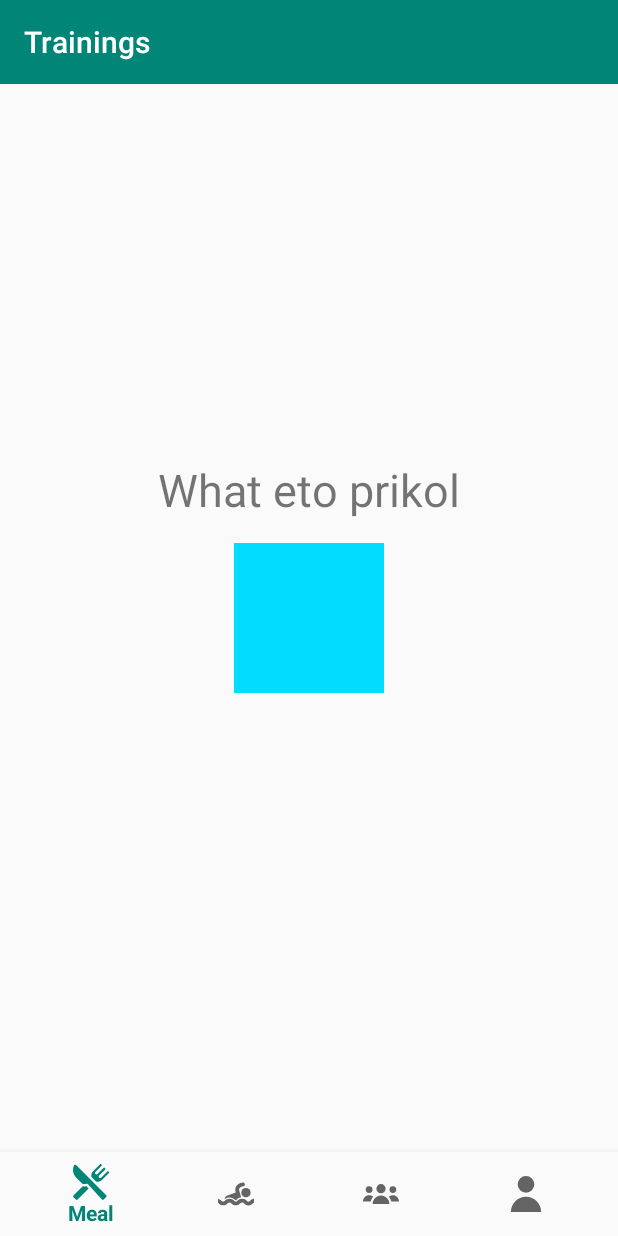
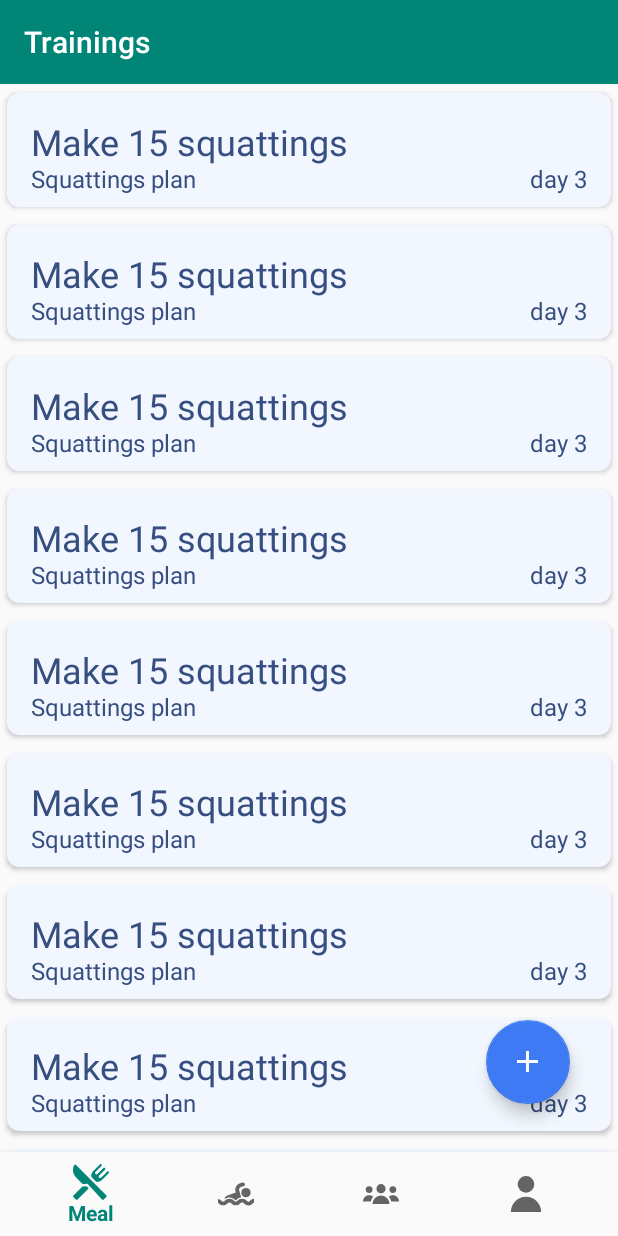
Before and after one commit to eltehass/PumpYourself, an Android app: the fragment TrainingsController placed in its activity, on a phone screen of 412 x 824 dp. Run offline under Robolectric (Android 15) with nearby library versions, the phone set to English and light mode, and no system bars; our stand-ins replace data binding; libraries missing offline, so code that uses them is left out: com.jakewharton.retrofit2; 1 statement that could not run was skipped.

Commit message:
updated BaseController, implemented retrofit and kotlin coroutines; added asyncSafe function to make asynchronous work and continue with result in ui thread; now all work is acting in method initController and async work in asyncSafe scope; updated TrainingController screen

```diff
--- a/app/src/main/AndroidManifest.xml
+++ b/app/src/main/AndroidManifest.xml
@@ -1,6 +1,8 @@
 <?xml version="1.0" encoding="utf-8"?>
 <manifest xmlns:android="http://schemas.android.com/apk/res/android"
           package="leo.com.pumpyourself">
+
+    <uses-permission android:name="android.permission.INTERNET" />
 
     <application
             android:allowBackup="true"
--- a/app/src/main/java/leo/com/pumpyourself/controllers/base/BaseController.kt
+++ b/app/src/main/java/leo/com/pumpyourself/controllers/base/BaseController.kt
@@ -7,12 +7,21 @@ import android.support.v4.app.Fragment
 import android.view.LayoutInflater
 import android.view.View
 import android.view.ViewGroup
+import kotlinx.coroutines.CoroutineScope
+import kotlinx.coroutines.Dispatchers
+import kotlinx.coroutines.Job
 import leo.com.pumpyourself.MainActivity
+import leo.com.pumpyourself.network.AndroidCoroutineContextElement
+import leo.com.pumpyourself.network.doCoroutineWork
 
 abstract class BaseController<LayoutClassBinding : ViewDataBinding> : Fragment() {
 
   lateinit var mainActivity: MainActivity
   abstract var binding: LayoutClassBinding
+
+  private var coroutineJob = Job()
+  private val coroutineScope = CoroutineScope(Dispatchers.Main + coroutineJob)
+  private var isActive = true
 
   companion object {
     const val TAB_MEAL = "tab_meal"
@@ -32,10 +41,25 @@ abstract class BaseController<LayoutClassBinding : ViewDataBinding> : Fragment()
     mainActivity.updateToolbarTitle(getTitle())
   }
 
+  override fun onViewCreated(view: View, savedInstanceState: Bundle?) {
+    super.onViewCreated(view, savedInstanceState)
+    initController()
+  }
+
   fun show(stackTab: String, fragment: Fragment) {
     mainActivity.pushFragments(stackTab, fragment, true)
   }
 
+  override fun onDestroy() {
+    coroutineJob.cancel()
+    super.onDestroy()
+  }
+
+  fun <P> asyncSafe(doOnAsyncBlock: suspend CoroutineScope.() -> P) {
+    doCoroutineWork(doOnAsyncBlock, coroutineScope, AndroidCoroutineContextElement)
+  }
+
+  open fun initController() {}
 
   abstract fun getLayoutId(): Int
 
--- a/app/src/main/java/leo/com/pumpyourself/controllers/meal/MealController.kt
+++ b/app/src/main/java/leo/com/pumpyourself/controllers/meal/MealController.kt
@@ -1,32 +1,23 @@
 package leo.com.pumpyourself.controllers.meal
 
-import android.os.Bundle
-import android.support.v7.widget.LinearLayoutManager
-import android.view.View
 import leo.com.pumpyourself.R
 import leo.com.pumpyourself.controllers.base.BaseController
-import leo.com.pumpyourself.controllers.base.recycler.LazyAdapter
-import leo.com.pumpyourself.controllers.base.recycler.initWithLinLay
-import leo.com.pumpyourself.databinding.ItemExampleBinding
 import leo.com.pumpyourself.databinding.LayoutMealBinding
+import leo.com.pumpyourself.network.PumpYourSelfService
 
 class MealController : BaseController<LayoutMealBinding>() {
 
   override lateinit var binding: LayoutMealBinding
 
-  override fun onViewCreated(view: View, savedInstanceState: Bundle?) {
-    super.onViewCreated(view, savedInstanceState)
-    view.setOnClickListener { show(TAB_MEAL, MealDeep1Controller()) }
+  override fun initController() {
 
-    binding.textView.text = "Hellout world"
+    binding.root.setOnClickListener { show(TAB_MEAL, MealDeep1Controller()) }
 
-    val dataList = listOf(
-      DataText("title1","content1"),
-      DataText("title2","content2"),
-      DataText("title3","content3"),
-      DataText("title4","content4"))
+    asyncSafe {
+      val meals = PumpYourSelfService.service.getAllFood(1, "2019-05-07", "2019-05-22").await()
+      binding.textView.text = meals[0].dishName
+    }
 
-    binding.rvContainer.initWithLinLay(LinearLayoutManager.VERTICAL, CustomAdapter(), dataList)
   }
 
   override fun getLayoutId(): Int = R.layout.layout_meal
@@ -34,16 +25,3 @@ class MealController : BaseController<LayoutMealBinding>() {
   override fun getTitle(): String = "Meal"
 
 }
-
-data class DataText(val title: String, val content: String)
-
-class CustomAdapter : LazyAdapter<DataText, ItemExampleBinding>() {
-
-  override fun bindData(data: DataText, binding: ItemExampleBinding) {
-    binding.tvTitle.text = data.title
-    binding.tvContent.text = data.content
-  }
-
-  override fun getLayoutId(): Int = R.layout.item_example
-
-}
--- a/app/src/main/java/leo/com/pumpyourself/controllers/meal/MealDeep1Controller.kt
+++ b/app/src/main/java/leo/com/pumpyourself/controllers/meal/MealDeep1Controller.kt
@@ -1,7 +1,5 @@
 package leo.com.pumpyourself.controllers.meal
 
-import android.os.Bundle
-import android.view.View
 import leo.com.pumpyourself.R
 import leo.com.pumpyourself.controllers.base.BaseController
 import leo.com.pumpyourself.databinding.LayoutMealDeep1Binding
@@ -10,9 +8,8 @@ class MealDeep1Controller : BaseController<LayoutMealDeep1Binding>() {
 
   override lateinit var binding: LayoutMealDeep1Binding
 
-  override fun onViewCreated(view: View, savedInstanceState: Bundle?) {
-    super.onViewCreated(view, savedInstanceState)
-    view.setOnClickListener { show(TAB_MEAL, MealDeep2Controller()) }
+  override fun initController() {
+    binding.root.setOnClickListener { show(TAB_MEAL, MealDeep2Controller()) }
   }
 
   override fun getLayoutId(): Int = R.layout.layout_meal_deep1
--- a/app/src/main/java/leo/com/pumpyourself/controllers/trainings/TrainingsController.kt
+++ b/app/src/main/java/leo/com/pumpyourself/controllers/trainings/TrainingsController.kt
@@ -1,22 +1,37 @@
 package leo.com.pumpyourself.controllers.trainings
 
-import android.os.Bundle
-import android.view.View
+import android.widget.LinearLayout
 import leo.com.pumpyourself.R
 import leo.com.pumpyourself.controllers.base.BaseController
+import leo.com.pumpyourself.controllers.base.recycler.initWithLinLay
 import leo.com.pumpyourself.databinding.LayoutTrainingsBinding
 
-class  TrainingsController : BaseController<LayoutTrainingsBinding>() {
+class TrainingsController : BaseController<LayoutTrainingsBinding>() {
 
   override lateinit var binding: LayoutTrainingsBinding
 
-  override fun onViewCreated(view: View, savedInstanceState: Bundle?) {
-    super.onViewCreated(view, savedInstanceState)
-    view.setOnClickListener { show(TAB_TRAININGS, TrainingsDeep1Controller()) }
+  override fun initController() {
+    val dataList = listOf (
+        Training("Make 15 squattings", "Squattings plan", "day 3"),
+        Training("Make 15 squattings", "Squattings plan", "day 3"),
+        Training("Make 15 squattings", "Squattings plan", "day 3"),
+        Training("Make 15 squattings", "Squattings plan", "day 3"),
+        Training("Make 15 squattings", "Squattings plan", "day 3"),
+        Training("Make 15 squattings", "Squattings plan", "day 3"),
+        Training("Make 15 squattings", "Squattings plan", "day 3"),
+        Training("Make 15 squattings", "Squattings plan", "day 3"),
+        Training("Make 15 squattings", "Squattings plan", "day 3"),
+        Training("Make 15 squattings", "Squattings plan", "day 3"),
+        Training("Make 15 squattings", "Squattings plan", "day 3"),
+        Training("Make 15 squattings", "Squattings plan", "day 3"),
+        Training("Make 15 squattings", "Squattings plan", "day 3"),
+        Training("Make 15 squattings", "Squattings plan", "day 3")
+    )
+
+    binding.rvContainer.initWithLinLay(LinearLayout.VERTICAL, TrainingsAdapter(), dataList)
   }
 
   override fun getLayoutId(): Int = R.layout.layout_trainings
 
   override fun getTitle(): String = "Trainings"
-
 }
--- /dev/null
+++ b/app/src/main/java/leo/com/pumpyourself/controllers/trainings/adapters.kt
@@ -0,0 +1,17 @@
+package leo.com.pumpyourself.controllers.trainings
+
+import leo.com.pumpyourself.R
+import leo.com.pumpyourself.controllers.base.recycler.LazyAdapter
+import leo.com.pumpyourself.databinding.TrainingItemBinding
+
+class TrainingsAdapter : LazyAdapter<Training, TrainingItemBinding>() {
+
+  override fun bindData(data: Training, binding: TrainingItemBinding) {
+    binding.tvTitle.text = data.title
+    binding.tvDescription.text = data.description
+    binding.tvDay.text = data.day
+  }
+
+  override fun getLayoutId(): Int = R.layout.training_item
+
+}
--- /dev/null
+++ b/app/src/main/java/leo/com/pumpyourself/controllers/trainings/models.kt
@@ -0,0 +1,7 @@
+package leo.com.pumpyourself.controllers.trainings
+
+data class Training(
+  val title: String,
+  val description: String,
+  val day: String
+)
--- /dev/null
+++ b/app/src/main/java/leo/com/pumpyourself/network/PumpYourSelfService.kt
@@ -0,0 +1,20 @@
+package leo.com.pumpyourself.network
+
+import com.jakewharton.retrofit2.adapter.kotlin.coroutines.CoroutineCallAdapterFactory
+import okhttp3.OkHttpClient
+import retrofit2.Retrofit
+import retrofit2.converter.gson.GsonConverterFactory
+
+object PumpYourSelfService {
+
+  private const val BASE_URL = "http://upe.pl.ua:8080/"
+
+  val service: PumpYourselfApi = Retrofit.Builder()
+      .baseUrl(BASE_URL)
+      .client(OkHttpClient())
+      .addCallAdapterFactory(CoroutineCallAdapterFactory())
+      .addConverterFactory(GsonConverterFactory.create())
+      .build()
+      .create(PumpYourselfApi::class.java)
+
+}
--- /dev/null
+++ b/app/src/main/java/leo/com/pumpyourself/network/PumpYourselfApi.kt
@@ -0,0 +1,15 @@
+package leo.com.pumpyourself.network
+
+import kotlinx.coroutines.Deferred
+import retrofit2.http.GET
+import retrofit2.http.Query
+
+interface PumpYourselfApi {
+
+    @GET("meal/getallfood")
+    fun getAllFood(
+        @Query("user_id") userId: Int,
+        @Query("start_date") startDate: String,
+        @Query("end_date") endDate: String) : Deferred<List<Meal>>
+
+}
--- /dev/null
+++ b/app/src/main/java/leo/com/pumpyourself/network/coroutines.kt
@@ -0,0 +1,38 @@
+package leo.com.pumpyourself.network
+
+import android.os.Handler
+import android.os.Looper
+import kotlinx.coroutines.CoroutineScope
+import kotlinx.coroutines.launch
+import kotlinx.coroutines.withContext
+import kotlin.coroutines.AbstractCoroutineContextElement
+import kotlin.coroutines.Continuation
+import kotlin.coroutines.ContinuationInterceptor
+import kotlin.coroutines.CoroutineContext
+
+/** AndroidCoroutineContextElement context, provides an AndroidContinuation, executes everything on the UI Thread.*/
+object AndroidCoroutineContextElement : AbstractCoroutineContextElement(ContinuationInterceptor), ContinuationInterceptor {
+  override fun <T> interceptContinuation(continuation: Continuation<T>): Continuation<T> = AndroidContinuation(continuation)
+}
+
+/** AndroidCoroutineContextElement Continuation, guarantees that, when resumed, is on the UI Thread.*/
+private class AndroidContinuation<T>(val cont: Continuation<T>) : Continuation<T> by cont {
+
+  override fun resumeWith(result: Result<T>) {
+    if (Looper.myLooper() == Looper.getMainLooper()) cont.resumeWith(result)
+    else Handler(Looper.getMainLooper()).post { cont.resumeWith(result) }
+  }
+
+}
+
+inline fun <P> doCoroutineWork(
+  crossinline doOnAsyncBlock: suspend CoroutineScope.() -> P,
+  coroutineScope: CoroutineScope,
+  context: CoroutineContext
+) {
+  coroutineScope.launch {
+    withContext(context) {
+      doOnAsyncBlock.invoke(this)
+    }
+  }
+}
--- /dev/null
+++ b/app/src/main/java/leo/com/pumpyourself/network/models.kt
@@ -0,0 +1,16 @@
+package leo.com.pumpyourself.network
+
+import com.google.gson.annotations.SerializedName
+
+data class Meal(
+    @SerializedName("User_dish_ID") val userDishId: Int,
+    @SerializedName("Dish_ID") val dishId: Int,
+    @SerializedName("Weight") val weight: Int,
+    @SerializedName("Eating_date") val eatingDate: String,
+    @SerializedName("Photo_ID") val photoId: String,
+    @SerializedName("Dish_name") val dishName: String,
+    @SerializedName("Proteins") val proteins: Double,
+    @SerializedName("Fats") val fats: Double,
+    @SerializedName("Carbohydrates") val carbohydrates: Double,
+    @SerializedName("Calories") val calories: Double
+)
--- /dev/null
+++ b/app/src/main/res/drawable/ic_add_white.xml
@@ -0,0 +1,4 @@
+<vector android:height="14dp" android:viewportHeight="14"
+    android:viewportWidth="14" android:width="14dp" xmlns:android="http://schemas.android.com/apk/res/android">
+    <path android:fillColor="#fff" android:pathData="M14,8h-6v6h-2v-6h-6v-2h6v-6h2v6h6Z"/>
+</vector>
--- a/app/src/main/res/layout/item_example.xml
+++ /dev/null
@@ -1,32 +0,0 @@
-<?xml version="1.0" encoding="utf-8"?>
-<layout
-        xmlns:android="http://schemas.android.com/apk/res/android"
-        xmlns:tools="http://schemas.android.com/tools">
-
-<LinearLayout
-    android:layout_width="match_parent"
-    android:layout_height="wrap_content"
-    android:orientation="horizontal"
-    android:padding="16dp"
-    >
-
-  <TextView
-      android:id="@+id/tv_title"
-      android:textColor="@android:color/black"
-      android:layout_width="wrap_content"
-      android:layout_height="wrap_content"
-      android:layout_marginEnd="40dp"
-      tools:text="Title"
-      />
-
-  <TextView
-      android:id="@+id/tv_content"
-      android:textColor="@android:color/black"
-      android:layout_width="wrap_content"
-      android:layout_height="wrap_content"
-      tools:text="Some sample text"
-      />
-
-</LinearLayout>
-
-</layout>
--- a/app/src/main/res/layout/layout_groups.xml
+++ b/app/src/main/res/layout/layout_groups.xml
@@ -1,34 +1,13 @@
 <?xml version="1.0" encoding="utf-8"?>
 <layout
-        xmlns:android="http://schemas.android.com/apk/res/android"
-        xmlns:app="http://schemas.android.com/apk/res-auto">
+    xmlns:android="http://schemas.android.com/apk/res/android"
+    >
 
   <android.support.constraint.ConstraintLayout
       android:layout_width="match_parent"
       android:layout_height="match_parent"
       >
 
-    <ImageView
-        android:id="@+id/imageView"
-        android:layout_width="100dp"
-        android:layout_height="100dp"
-        android:background="@android:color/holo_red_dark"
-        app:layout_constraintBottom_toBottomOf="parent"
-        app:layout_constraintEnd_toEndOf="parent"
-        app:layout_constraintStart_toStartOf="parent"
-        app:layout_constraintTop_toTopOf="parent"
-        />
-
-    <TextView
-        android:layout_width="wrap_content"
-        android:layout_height="wrap_content"
-        android:layout_marginBottom="15dp"
-        android:text="What eto prikol"
-        android:textSize="30sp"
-        app:layout_constraintBottom_toTopOf="@+id/imageView"
-        app:layout_constraintEnd_toEndOf="parent"
-        app:layout_constraintStart_toStartOf="parent"
-        />
 
   </android.support.constraint.ConstraintLayout>
 
--- a/app/src/main/res/layout/layout_meal.xml
+++ b/app/src/main/res/layout/layout_meal.xml
@@ -2,7 +2,8 @@
 <layout
     xmlns:android="http://schemas.android.com/apk/res/android"
     xmlns:app="http://schemas.android.com/apk/res-auto"
-    xmlns:tools="http://schemas.android.com/tools">
+    xmlns:tools="http://schemas.android.com/tools"
+    >
 
   <android.support.constraint.ConstraintLayout
       android:layout_width="match_parent"
@@ -13,11 +14,12 @@
         android:id="@+id/rv_container"
         android:layout_width="match_parent"
         android:layout_height="0dp"
+        android:layout_marginTop="16dp"
         app:layout_constraintBottom_toBottomOf="parent"
         app:layout_constraintEnd_toEndOf="parent"
         app:layout_constraintStart_toStartOf="parent"
-              tools:listitem="@layout/item_example"
-              app:layout_constraintTop_toBottomOf="@+id/imageView" android:layout_marginTop="16dp"/>
+        app:layout_constraintTop_toBottomOf="@+id/imageView"
+        />
 
     <ImageView
         android:id="@+id/imageView"
@@ -35,6 +37,7 @@
         android:layout_width="wrap_content"
         android:layout_height="wrap_content"
         android:layout_marginBottom="15dp"
+        android:freezesText="true"
         android:textSize="30sp"
         app:layout_constraintBottom_toTopOf="@+id/imageView"
         app:layout_constraintEnd_toEndOf="parent"
--- a/app/src/main/res/layout/layout_trainings.xml
+++ b/app/src/main/res/layout/layout_trainings.xml
@@ -1,33 +1,38 @@
 <?xml version="1.0" encoding="utf-8"?>
 <layout
-        xmlns:android="http://schemas.android.com/apk/res/android"
-        xmlns:app="http://schemas.android.com/apk/res-auto">
+    xmlns:android="http://schemas.android.com/apk/res/android"
+    xmlns:app="http://schemas.android.com/apk/res-auto"
+    xmlns:tools="http://schemas.android.com/tools"
+    >
 
   <android.support.constraint.ConstraintLayout
       android:layout_width="match_parent"
       android:layout_height="match_parent"
       >
 
-    <ImageView
-        android:id="@+id/imageView"
-        android:layout_width="100dp"
-        android:layout_height="100dp"
-        android:background="@android:color/holo_blue_bright"
+    <android.support.v7.widget.RecyclerView
+        android:id="@+id/rv_container"
+        android:layout_width="match_parent"
+        android:layout_height="0dp"
         app:layout_constraintBottom_toBottomOf="parent"
         app:layout_constraintEnd_toEndOf="parent"
         app:layout_constraintStart_toStartOf="parent"
         app:layout_constraintTop_toTopOf="parent"
+        tools:itemCount="4"
+        tools:listitem="@layout/training_item"
         />
 
-    <TextView
+    <android.support.design.widget.FloatingActionButton
         android:layout_width="wrap_content"
         android:layout_height="wrap_content"
-        android:layout_marginBottom="15dp"
-        android:text="What eto prikol"
-        android:textSize="30sp"
-        app:layout_constraintBottom_toTopOf="@+id/imageView"
+        android:layout_marginBottom="32dp"
+        android:layout_marginEnd="32dp"
+        android:src="@drawable/ic_add_white"
+        app:backgroundTint="#3E7AF3"
+        app:fabCustomSize="56dp"
+        app:layout_constraintBottom_toBottomOf="parent"
         app:layout_constraintEnd_toEndOf="parent"
-        app:layout_constraintStart_toStartOf="parent"
+        app:maxImageSize="14dp"
         />
 
   </android.support.constraint.ConstraintLayout>
--- /dev/null
+++ b/app/src/main/res/layout/training_item.xml
@@ -0,0 +1,71 @@
+<?xml version="1.0" encoding="utf-8"?>
+<layout xmlns:android="http://schemas.android.com/apk/res/android"
+    xmlns:app="http://schemas.android.com/apk/res-auto"
+    xmlns:tools="http://schemas.android.com/tools"
+    >
+
+  <android.support.v7.widget.CardView
+      android:id="@+id/cv_container"
+      android:layout_width="match_parent"
+      android:layout_height="88dp"
+      android:foreground="?android:attr/selectableItemBackground"
+      android:gravity="center"
+      app:cardBackgroundColor="#F2F7FF"
+      app:cardCornerRadius="8dp"
+      app:cardElevation="2dp"
+      app:cardUseCompatPadding="true"
+      >
+
+    <android.support.constraint.ConstraintLayout
+        android:layout_width="match_parent"
+        android:layout_height="match_parent"
+        >
+
+      <TextView
+          android:id="@+id/tv_title"
+          android:layout_width="wrap_content"
+          android:layout_height="wrap_content"
+          android:layout_alignParentTop="true"
+          android:layout_marginStart="16dp"
+          android:layout_marginTop="16dp"
+          android:textColor="#364E80"
+          android:textSize="24sp"
+          app:layout_constraintStart_toStartOf="parent"
+          app:layout_constraintTop_toTopOf="parent"
+          tools:text="Make 15 squattings"
+          />
+
+      <TextView
+          android:id="@+id/tv_description"
+          android:layout_width="wrap_content"
+          android:layout_height="wrap_content"
+          android:layout_alignParentBottom="true"
+          android:layout_marginBottom="8dp"
+          android:layout_marginStart="16dp"
+          android:textColor="#364E80"
+          android:textSize="16sp"
+          app:layout_constraintBottom_toBottomOf="parent"
+          app:layout_constraintStart_toStartOf="parent"
+          tools:text="Squattings plan"
+          />
+
+      <TextView
+          android:id="@+id/tv_day"
+          android:layout_width="wrap_content"
+          android:layout_height="wrap_content"
+          android:layout_alignParentBottom="true"
+          android:layout_alignParentEnd="true"
+          android:layout_marginBottom="8dp"
+          android:layout_marginEnd="16dp"
+          android:textColor="#364E80"
+          android:textSize="16sp"
+          app:layout_constraintBottom_toBottomOf="parent"
+          app:layout_constraintEnd_toEndOf="parent"
+          tools:text="day 3"
+          />
+
+    </android.support.constraint.ConstraintLayout>
+
+  </android.support.v7.widget.CardView>
+
+</layout>
--- a/build.gradle
+++ b/build.gradle
@@ -7,7 +7,7 @@ buildscript {
         jcenter()
     }
     dependencies {
-        classpath 'com.android.tools.build:gradle:3.3.2'
+        classpath 'com.android.tools.build:gradle:3.2.1'
         classpath "org.jetbrains.kotlin:kotlin-gradle-plugin:$kotlin_version"
 
         // NOTE: Do not place your application dependencies here; they belong
```
Also changed, not shown: app/build.gradle (+13 -0 lines). Lines whose indentation alone changed are shown as unchanged.
